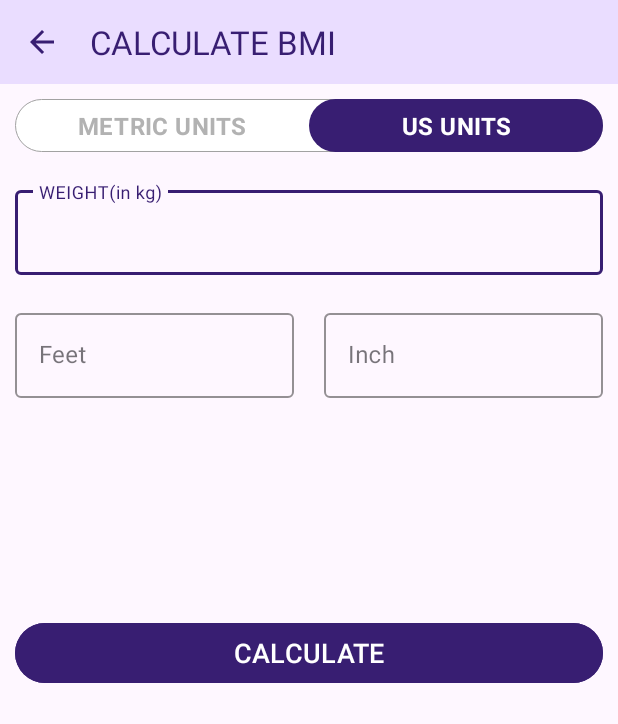
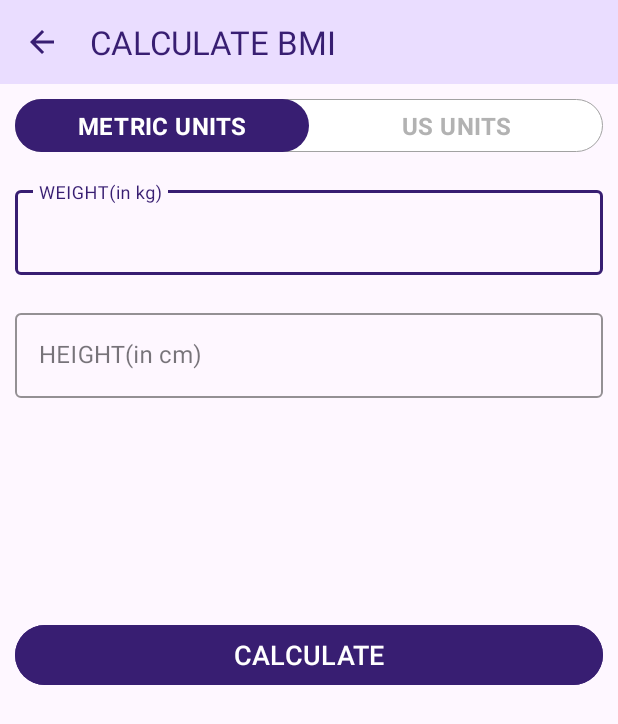
Before and after one commit to harshsingh-io/BodySync, an Android app: the BMIActivity screen opened directly, with no data from a screen before it, after a tap on "CALCULATE", on a phone screen of 412 x 824 dp. Shown: the top 724 px of the screen. Run offline under Robolectric (Android 15) with nearby library versions, the phone set to English and light mode, and no system bars; 2 other taps on this screen came first.

Commit message:
Finalized BMI Calculator Feature

```diff
--- a/app/src/main/java/com/example/bodysync_workout/BMIActivity.kt
+++ b/app/src/main/java/com/example/bodysync_workout/BMIActivity.kt
@@ -9,6 +9,13 @@ import java.math.BigDecimal
 import java.math.RoundingMode
 
 class BMIActivity : AppCompatActivity() {
+    companion object {
+        private const val METRIC_UNITS_VIEW = "METRIC_UNIT_VIEW"
+        private const val US_UNITS_VIEW = "US_UNIT_VIEW"
+    }
+
+    private var currentVisibleView: String =
+        METRIC_UNITS_VIEW
     private var binding: ActivityBmiBinding? = null
 
     override fun onCreate(savedInstanceState: Bundle?) {
@@ -23,7 +30,22 @@ class BMIActivity : AppCompatActivity() {
         binding?.toolbarBmiActivity?.setNavigationOnClickListener {
             onBackPressed()
         }
+        makeVisibleMetricUnitsView()
+        binding?.rgUnits?.setOnCheckedChangeListener { _, checkedId: Int ->
+            if (checkedId == R.id.rbMetricUnits) {
+                makeVisibleMetricUnitsView()
+            } else {
+                makeVisibleUsUnitView()
+            }
+        }
         binding?.btnCalculateUnits?.setOnClickListener {
+             calculateUnits()
+        }
+
+    }
+
+    private fun calculateUnits() {
+        if (currentVisibleView == METRIC_UNITS_VIEW) {
             if (validateMetricUnits()) {
                 val heightValue: Float =
                     binding?.etMetricUnitHeight?.text.toString().toFloat() / 100
@@ -35,62 +57,51 @@ class BMIActivity : AppCompatActivity() {
                     this@BMIActivity, "Please Enter valid values.", Toast.LENGTH_SHORT
                 ).show()
             }
-        }
-        binding?.rbMetricUnits?.setOnClickListener{
-            makeVisibleMetricUnitsView()
-            binding?.btnCalculateUnits?.setOnClickListener {
-                if (validateMetricUnits()) {
-                    val heightValue: Float =
-                        binding?.etMetricUnitHeight?.text.toString().toFloat() / 100
-                    val weightValue: Float = binding?.etMetricUnitWeight?.text.toString().toFloat()
-                    val bmi = weightValue / (heightValue * heightValue)
-                    displayBMIResult(bmi)
-                } else {
-                    Toast.makeText(
-                        this@BMIActivity, "Please Enter valid values.", Toast.LENGTH_SHORT
-                    ).show()
-                }
+
+        } else {
+            if (validateUsUnits()) {
+                val heightInFeet: Float = binding?.etUsUnitHeightInFeet?.text.toString().toFloat()
+                val heightInInch: Float = binding?.etUsUnitHeightInInch?.text.toString().toFloat()
+                val heightValue: Float = ((( heightInFeet* 12f) + (heightInInch)))
+                val weightValueInLb: Float = binding?.etUsUnitWeight?.text.toString().toFloat()
+                val bmi = (weightValueInLb / (heightValue * heightValue))*703
+                displayBMIResult(bmi)
+            } else {
+                Toast.makeText(
+                    this@BMIActivity, "Please Enter valid values.", Toast.LENGTH_SHORT
+                ).show()
             }
-        }
-        binding?.rbUSUnits?.setOnClickListener{
-            makeVisibleUsUnitView()
-            binding?.btnCalculateUnits?.setOnClickListener {
-                if (validateMetricUnits()) {
-                    val heightValue: Float =
-                        (((binding?.etUsUnitHeightInFeet?.text.toString().toFloat()*12f)+
-                                (binding?.etUsUnitHeightInInch?.text.toString().toFloat()))*
-                                2.54f)/100
-                    //((5feet*12)+11inches)*2.54) = 180.3399cm
-                    val weightValue: Float = binding?.etMetricUnitWeight?.text.toString().toFloat()
-                    val bmi = weightValue / (heightValue * heightValue)
-                    displayBMIResult(bmi)
-                } else {
-                    Toast.makeText(
-                        this@BMIActivity, "Please Enter valid values.", Toast.LENGTH_SHORT
-                    ).show()
-                }
-            }
+
         }
     }
-    private fun makeVisibleMetricUnitsView(){
+
+    private fun makeVisibleMetricUnitsView() {
+        currentVisibleView = METRIC_UNITS_VIEW
         binding?.llDisplayBMIResult?.visibility = View.INVISIBLE
-        binding?.tilMetricUnitHeight?.visibility= View.VISIBLE
-        binding?.llUsUnitTil?.visibility= View.INVISIBLE
+        binding?.tilMetricUnitWeight?.visibility = View.VISIBLE
+        binding?.tilMetricUnitHeight?.visibility = View.VISIBLE
+        binding?.tilUsUnitWeight?.visibility = View.INVISIBLE
+        binding?.tilUsUnitHeightInFeet?.visibility = View.INVISIBLE
+        binding?.tilUsUnitHeightinInch?.visibility = View.INVISIBLE
         binding?.etMetricUnitHeight?.text!!.clear()
         binding?.etMetricUnitWeight?.text!!.clear()
 
     }
-    private fun makeVisibleUsUnitView(){
+
+    private fun makeVisibleUsUnitView() {
+        currentVisibleView = US_UNITS_VIEW
         binding?.llDisplayBMIResult?.visibility = View.INVISIBLE
-        binding?.tilMetricUnitHeight?.visibility= View.INVISIBLE
-        binding?.llUsUnitTil?.visibility= View.VISIBLE
+        binding?.tilMetricUnitWeight?.visibility = View.INVISIBLE
+        binding?.tilMetricUnitHeight?.visibility = View.INVISIBLE
+        binding?.tilUsUnitWeight?.visibility = View.VISIBLE
+        binding?.tilUsUnitHeightInFeet?.visibility = View.VISIBLE
+        binding?.tilUsUnitHeightinInch?.visibility = View.VISIBLE
 
         binding?.etMetricUnitWeight?.text!!.clear()
         binding?.etUsUnitHeightInFeet?.text!!.clear()
         binding?.etUsUnitHeightInInch?.text!!.clear()
+    }
 
-
-    }
     private fun displayBMIResult(bmi: Float) {
         val bmiLabel: String
         val bmiDescription: String
@@ -120,11 +131,13 @@ class BMIActivity : AppCompatActivity() {
             bmiDescription = "Oops! You really need to take better care of yourself! Act Now!"
         }
         val bmiValue = BigDecimal(bmi.toDouble()).setScale(2, RoundingMode.HALF_EVEN).toString()
-        binding?.llDisplayBMIResult?.visibility = View.VISIBLE
         binding?.tvBMIValue?.text = bmiValue
         binding?.tvBMIType?.text = bmiLabel
         binding?.tvBMIDescription?.text = bmiDescription
+        binding?.llDisplayBMIResult?.visibility = View.VISIBLE
+
     }
+
     private fun validateMetricUnits(): Boolean {
         var isValid = true
         if (binding?.etMetricUnitWeight?.text.toString().isEmpty()) {
@@ -134,4 +147,22 @@ class BMIActivity : AppCompatActivity() {
         }
         return isValid
     }
+
+    private fun validateUsUnits(): Boolean {
+        var isValid = true
+        when {
+            binding?.etUsUnitWeight?.text.toString().isEmpty() -> {
+                isValid = false
+            }
+
+            binding?.etUsUnitHeightInFeet?.text.toString().isEmpty() -> {
+                isValid = false
+            }
+
+            binding?.etUsUnitHeightInInch?.text.toString().isEmpty() -> {
+                isValid = false
+            }
+        }
+        return isValid
+    }
 }
--- a/app/src/main/res/layout/activity_bmi.xml
+++ b/app/src/main/res/layout/activity_bmi.xml
@@ -56,6 +56,32 @@
     </RadioGroup>
 
     <com.google.android.material.textfield.TextInputLayout
+        android:id="@+id/tilUsUnitWeight"
+        style="@style/Widget.MaterialComponents.TextInputLayout.OutlinedBox"
+        android:layout_width="match_parent"
+        android:layout_height="wrap_content"
+        android:layout_below="@+id/view"
+        android:layout_margin="10dp"
+        app:boxStrokeColor="@color/primary"
+        app:hintTextColor="@color/primary">
+
+        <androidx.appcompat.widget.AppCompatEditText
+            android:id="@+id/etUsUnitWeight"
+            android:layout_width="match_parent"
+            android:layout_height="wrap_content"
+            android:hint="WEIGHT(in kg)"
+            android:inputType="numberDecimal"
+            android:textSize="16sp" />
+    </com.google.android.material.textfield.TextInputLayout>
+
+    <View
+        android:id="@+id/view"
+        android:layout_width="0dp"
+        android:layout_height="1dp"
+        android:layout_below="@+id/rgUnits"
+        android:layout_centerHorizontal="true" />
+
+    <com.google.android.material.textfield.TextInputLayout
         android:id="@+id/tilMetricUnitWeight"
         style="@style/Widget.MaterialComponents.TextInputLayout.OutlinedBox"
         android:layout_width="match_parent"
@@ -81,8 +107,8 @@
         android:layout_height="wrap_content"
         android:layout_below="@+id/tilMetricUnitWeight"
         android:layout_margin="10dp"
+        android:visibility="visible"
         app:boxStrokeColor="@color/primary"
-        android:visibility="visible"
         app:hintTextColor="@color/primary">
 
         <androidx.appcompat.widget.AppCompatEditText
@@ -98,11 +124,10 @@
         android:id="@+id/llUsUnitTil"
         android:layout_width="match_parent"
         android:layout_height="wrap_content"
-        android:layout_below="@+id/tilMetricUnitWeight"
+        android:layout_below="@+id/tilUsUnitWeight"
+        android:baselineAligned="false"
         android:gravity="center"
-        android:visibility="invisible"
-        android:orientation="horizontal"
-        android:baselineAligned="false">
+        android:orientation="horizontal">
 
         <com.google.android.material.textfield.TextInputLayout
             android:id="@+id/tilUsUnitHeightInFeet"
@@ -148,11 +173,10 @@
         android:id="@+id/llDisplayBMIResult"
         android:layout_width="match_parent"
         android:layout_height="wrap_content"
-        android:layout_below="@+id/tilMetricUnitHeight"
-        android:layout_marginTop="16dp"
+        android:layout_below="@+id/view"
+        android:layout_marginTop="180dp"
         android:orientation="vertical"
         android:padding="10dp"
-        android:visibility="invisible"
         tools:visibility="visible">
 
         <TextView
@@ -190,8 +214,10 @@
         android:layout_height="wrap_content"
         android:layout_below="@+id/llDisplayBMIResult"
         android:layout_gravity="bottom"
-        android:layout_margin="10dp"
-        android:layout_marginTop="35dp"
+        android:layout_marginStart="10dp"
+        android:layout_marginTop="10dp"
+        android:layout_marginEnd="10dp"
+        android:layout_marginBottom="10dp"
         android:backgroundTint="@color/primary"
         android:text="CALCULATE"
         android:textColor="#FFFFFF"
--- a/build.gradle
+++ b/build.gradle
@@ -1,6 +1,6 @@
 // Top-level build file where you can add configuration options common to all sub-projects/modules.
 plugins {
-    id 'com.android.application' version '8.0.2' apply false
-    id 'com.android.library' version '8.0.2' apply false
+    id 'com.android.application' version '8.1.0' apply false
+    id 'com.android.library' version '8.1.0' apply false
     id 'org.jetbrains.kotlin.android' version '1.8.20' apply false
 }
```
